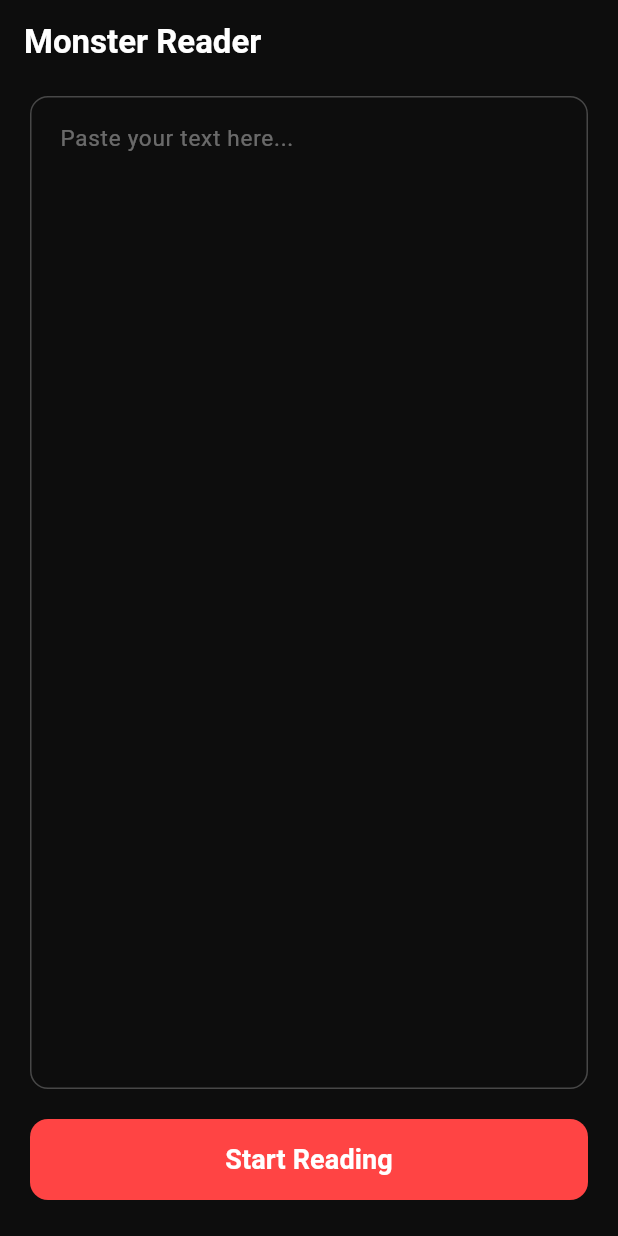
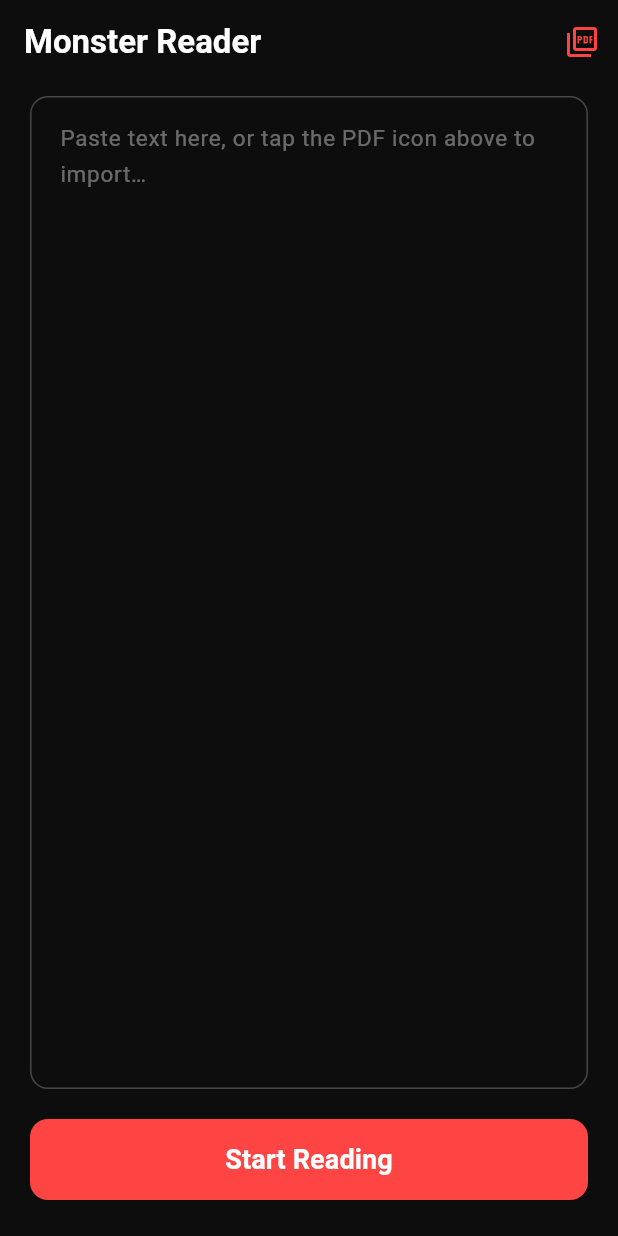
Before and after one commit to VitorPietrobom/monster-reader, a Flutter app: the screen it shows after launch, on a phone screen of 412 x 824 dp. Run offline on Flutter 3.47's test engine with Material 3 defaults, Android fonts, the phone set to English and light mode, and no system bars; our stand-ins replace file_picker; missing offline and left inert: pdf_text.

Commit message:
feat: add font size control, haptic feedback, and PDF import
- Font size: +/- buttons in reader screen (range 24–80pt), stored in
  ReaderProvider and passed down to WordDisplay which scales ORP
  alignment proportionally to the chosen size
- Haptic feedback: mediumImpact on play/pause, heavyImpact on restart,
  lightImpact on step/close, selectionClick on sliders and font buttons
- PDF import: PDF icon button in HomeScreen app bar; uses file_picker to
  open the system document picker and pdf_text to extract the text;
  shows a spinner while loading and an inline error for image-only PDFs
- AndroidManifest: READ_EXTERNAL_STORAGE permission capped at API 32
  for file picker on older Android versions

https://claude.ai/code/session_01FDcKDcSpKftq4VKRHkEG5q

```diff
--- a/lib/providers/reader_provider.dart
+++ b/lib/providers/reader_provider.dart
@@ -5,12 +5,14 @@ class ReaderProvider extends ChangeNotifier {
   List<String> _words = [];
   int _currentIndex = 0;
   int _wpm = 250;
+  double _fontSize = 48.0;
   bool _isPlaying = false;
   Timer? _timer;
 
   List<String> get words => _words;
   int get currentIndex => _currentIndex;
   int get wpm => _wpm;
+  double get fontSize => _fontSize;
   bool get isPlaying => _isPlaying;
   bool get hasText => _words.isNotEmpty;
 
@@ -33,6 +35,11 @@ class ReaderProvider extends ChangeNotifier {
   void setWpm(int wpm) {
     _wpm = wpm.clamp(50, 1000);
     if (_isPlaying) _restartTimer();
+    notifyListeners();
+  }
+
+  void setFontSize(double size) {
+    _fontSize = size.clamp(24.0, 80.0);
     notifyListeners();
   }
 
--- a/lib/screens/home_screen.dart
+++ b/lib/screens/home_screen.dart
@@ -1,4 +1,9 @@
+import 'dart:io';
+
+import 'package:file_picker/file_picker.dart';
 import 'package:flutter/material.dart';
+import 'package:flutter/services.dart';
+import 'package:pdf_text/pdf_text.dart';
 import 'package:provider/provider.dart';
 
 import '../providers/reader_provider.dart';
@@ -13,6 +18,8 @@ class HomeScreen extends StatefulWidget {
 
 class _HomeScreenState extends State<HomeScreen> {
   final _controller = TextEditingController();
+  bool _loadingPdf = false;
+  String? _pdfError;
 
   @override
   void dispose() {
@@ -23,8 +30,47 @@ class _HomeScreenState extends State<HomeScreen> {
   void _startReading() {
     final text = _controller.text.trim();
     if (text.isEmpty) return;
+    HapticFeedback.mediumImpact();
     context.read<ReaderProvider>().loadText(text);
     Navigator.push(context, MaterialPageRoute(builder: (_) => const ReaderScreen()));
+  }
+
+  Future<void> _importPdf() async {
+    setState(() {
+      _loadingPdf = true;
+      _pdfError = null;
+    });
+
+    try {
+      final result = await FilePicker.platform.pickFiles(
+        type: FileType.custom,
+        allowedExtensions: ['pdf'],
+      );
+
+      if (result == null || result.files.single.path == null) {
+        setState(() => _loadingPdf = false);
+        return;
+      }
+
+      final file = File(result.files.single.path!);
+      final doc = await PDFDoc.fromFile(file);
+      final text = await doc.text;
+
+      if (text.trim().isEmpty) {
+        setState(() {
+          _pdfError = 'Could not extract text from this PDF (may be image-based).';
+          _loadingPdf = false;
+        });
+        return;
+      }
+
+      _controller.text = text.trim();
+      HapticFeedback.lightImpact();
+    } catch (e) {
+      setState(() => _pdfError = 'Failed to read PDF. Please try another file.');
+    } finally {
+      setState(() => _loadingPdf = false);
+    }
   }
 
   @override
@@ -37,20 +83,62 @@ class _HomeScreenState extends State<HomeScreen> {
         ),
         backgroundColor: Colors.transparent,
         elevation: 0,
+        actions: [
+          _loadingPdf
+              ? const Padding(
+                  padding: EdgeInsets.only(right: 16),
+                  child: Center(
+                    child: SizedBox(
+                      width: 20,
+                      height: 20,
+                      child: CircularProgressIndicator(
+                        strokeWidth: 2,
+                        color: Color(0xFFFF4444),
+                      ),
+                    ),
+                  ),
+                )
+              : IconButton(
+                  onPressed: _importPdf,
+                  icon: const Icon(Icons.picture_as_pdf_outlined),
+                  color: const Color(0xFFFF4444),
+                  tooltip: 'Import PDF',
+                ),
+        ],
       ),
       body: Padding(
         padding: const EdgeInsets.fromLTRB(20, 8, 20, 24),
         child: Column(
+          crossAxisAlignment: CrossAxisAlignment.start,
           children: [
+            if (_pdfError != null)
+              Padding(
+                padding: const EdgeInsets.only(bottom: 10),
+                child: Row(
+                  children: [
+                    const Icon(Icons.warning_amber_rounded,
+                        color: Color(0xFFFF4444), size: 16),
+                    const SizedBox(width: 6),
+                    Expanded(
+                      child: Text(
+                        _pdfError!,
+                        style: const TextStyle(
+                            color: Color(0xFFFF4444), fontSize: 12),
+                      ),
+                    ),
+                  ],
+                ),
+              ),
             Expanded(
               child: TextField(
                 controller: _controller,
                 maxLines: null,
                 expands: true,
                 textAlignVertical: TextAlignVertical.top,
-                style: const TextStyle(fontSize: 15, height: 1.6, color: Colors.white),
+                style: const TextStyle(
+                    fontSize: 15, height: 1.6, color: Colors.white),
                 decoration: InputDecoration(
-                  hintText: 'Paste your text here...',
+                  hintText: 'Paste text here, or tap the PDF icon above to import…',
                   hintStyle: const TextStyle(color: Colors.white38),
                   border: OutlineInputBorder(
                     borderRadius: BorderRadius.circular(12),
@@ -62,7 +150,8 @@ class _HomeScreenState extends State<HomeScreen> {
                   ),
                   focusedBorder: OutlineInputBorder(
                     borderRadius: BorderRadius.circular(12),
-                    borderSide: const BorderSide(color: Color(0xFFFF4444), width: 2),
+                    borderSide:
+                        const BorderSide(color: Color(0xFFFF4444), width: 2),
                   ),
                   contentPadding: const EdgeInsets.all(16),
                 ),
@@ -77,7 +166,8 @@ class _HomeScreenState extends State<HomeScreen> {
                 style: ElevatedButton.styleFrom(
                   backgroundColor: const Color(0xFFFF4444),
                   foregroundColor: Colors.white,
-                  shape: RoundedRectangleBorder(borderRadius: BorderRadius.circular(12)),
+                  shape: RoundedRectangleBorder(
+                      borderRadius: BorderRadius.circular(12)),
                   elevation: 0,
                 ),
                 child: const Text(
--- a/pubspec.yaml
+++ b/pubspec.yaml
@@ -10,6 +10,8 @@ dependencies:
   flutter:
     sdk: flutter
   provider: ^6.1.2
+  file_picker: ^8.1.2
+  pdf_text: ^0.2.1
 
 dev_dependencies:
   flutter_test:
```
Also changed, not shown: lib/screens/reader_screen.dart (+86 -15 lines), lib/widgets/word_display.dart (+11 -11 lines), 2 other files.
